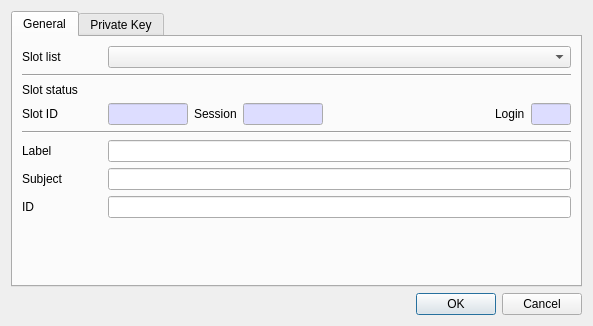
This is CryptokiMan/create_ec_pri_key_dlg.ui in jykim74/CryptokiMan as Qt 5 draws it before an edit. The edited form follows.
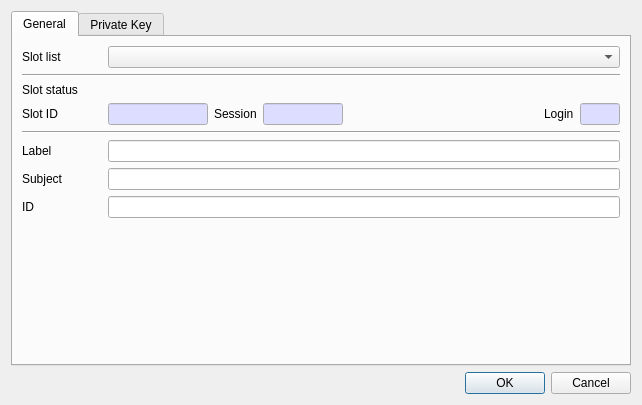
This is the edited form. The open tabs and pages were chosen to show the change.

```diff
--- a/CryptokiMan/create_ec_pri_key_dlg.ui
+++ b/CryptokiMan/create_ec_pri_key_dlg.ui
@@ -6,8 +6,8 @@
    <rect>
     <x>0</x>
     <y>0</y>
-    <width>593</width>
-    <height>326</height>
+    <width>642</width>
+    <height>405</height>
    </rect>
   </property>
   <property name="windowTitle">
@@ -127,7 +127,7 @@
           <widget class="QLineEdit" name="mSlotIDText">
            <property name="maximumSize">
             <size>
-             <width>80</width>
+             <width>100</width>
              <height>16777215</height>
             </size>
            </property>
```
Left out of the diff: 2 changed lines with no effect on the pictures.
